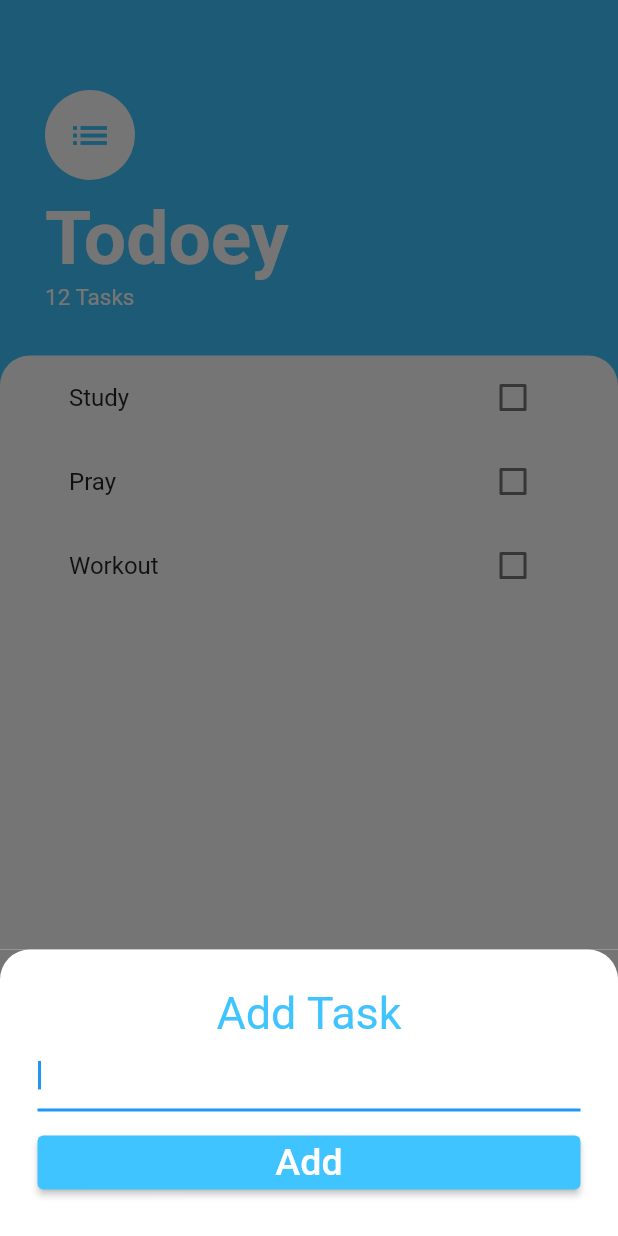
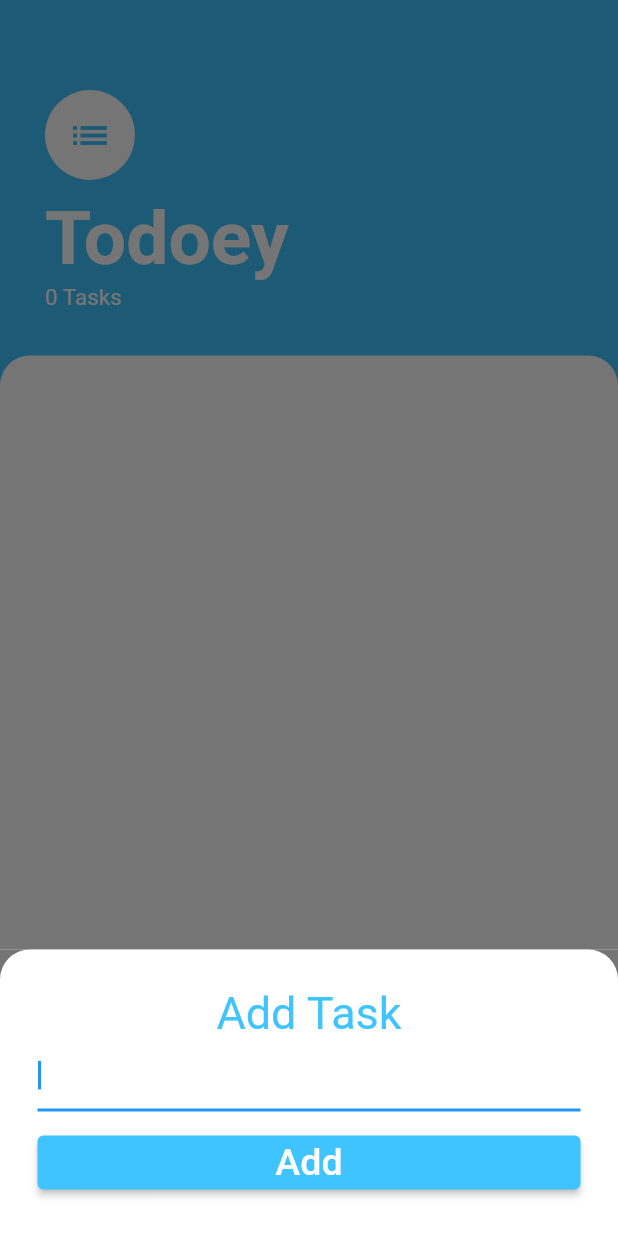
Before and after one commit to MagedGDEV/flutterApps, a Flutter app: the screen it shows after launch, after a tap on the "add" icon, on a phone screen of 412 x 824 dp. Run offline on Flutter 3.47's test engine with Material 2 defaults, Android fonts, the phone set to English and light mode, and no system bars.

Commit message:
Finish todoey

```diff
--- a/todoey/lib/main.dart
+++ b/todoey/lib/main.dart
@@ -1,4 +1,6 @@
 import 'package:flutter/material.dart';
+import 'package:provider/provider.dart';
+import 'package:todoey/tasks_provider.dart';
 import 'screens/tasks_screen.dart';
 
 void main() => runApp(const MyApp());
@@ -8,8 +10,13 @@ class MyApp extends StatelessWidget {
 
   @override
   Widget build(BuildContext context) {
-    return const MaterialApp(
-      home: TasksScreen(),
+    return ChangeNotifierProvider(
+      create: (_) => TasksProvider(),
+      builder: (context, child) {
+        return const MaterialApp(
+          home: TasksScreen(),
+        );
+      },
     );
   }
 }
--- a/todoey/lib/screens/add_task_screen.dart
+++ b/todoey/lib/screens/add_task_screen.dart
@@ -1,10 +1,12 @@
 import 'package:flutter/material.dart';
+import 'package:provider/provider.dart';
+import 'package:todoey/models/task.dart';
+import 'package:todoey/tasks_provider.dart';
 
 class AddTask extends StatelessWidget {
-  const AddTask({super.key});
-
   @override
   Widget build(BuildContext context) {
+    String? taskName;
     return Container(
       color: const Color(0xFF757575),
       child: Container(
@@ -27,14 +29,22 @@ class AddTask extends StatelessWidget {
                 fontSize: 30,
               ),
             ),
-            const TextField(
+            TextField(
               autofocus: true,
+              onChanged: (value) {
+                taskName = value;
+              },
             ),
             const SizedBox(
               height: 10,
             ),
             ElevatedButton(
-              onPressed: () {},
+              onPressed: () {
+                if (taskName != null) {
+                  context.read<TasksProvider>().addNewTask(taskName!);
+                }
+                Navigator.pop(context);
+              },
               style: ElevatedButton.styleFrom(
                 backgroundColor: Colors.lightBlueAccent,
               ),
--- a/todoey/lib/screens/tasks_screen.dart
+++ b/todoey/lib/screens/tasks_screen.dart
@@ -1,24 +1,31 @@
 import 'package:flutter/material.dart';
 import 'package:todoey/widget/tasks_list.dart';
 import 'add_task_screen.dart';
+import 'package:provider/provider.dart';
+import 'package:todoey/tasks_provider.dart';
 
-class TasksScreen extends StatelessWidget {
+class TasksScreen extends StatefulWidget {
   const TasksScreen({super.key});
 
+  @override
+  State<TasksScreen> createState() => _TasksScreenState();
+}
+
+class _TasksScreenState extends State<TasksScreen> {
   @override
   Widget build(BuildContext context) {
     return Scaffold(
       backgroundColor: Colors.lightBlueAccent,
       floatingActionButton: FloatingActionButton(
-        onPressed: () {
-          showModalBottomSheet(
+        onPressed: () async {
+          await showModalBottomSheet(
             context: context,
             isScrollControlled: true,
             builder: (context) => SingleChildScrollView(
               child: Padding(
                 padding: EdgeInsets.only(
                     bottom: MediaQuery.of(context).viewInsets.bottom),
-                child: const AddTask(),
+                child: AddTask(),
               ),
             ),
           );
@@ -34,10 +41,10 @@ class TasksScreen extends StatelessWidget {
           Container(
             padding:
                 const EdgeInsets.only(top: 60, bottom: 30, right: 30, left: 30),
-            child: const Column(
+            child: Column(
               crossAxisAlignment: CrossAxisAlignment.start,
               children: [
-                CircleAvatar(
+                const CircleAvatar(
                   backgroundColor: Colors.white,
                   radius: 30,
                   child: Icon(
@@ -46,10 +53,10 @@ class TasksScreen extends StatelessWidget {
                     color: Colors.lightBlueAccent,
                   ),
                 ),
-                SizedBox(
+                const SizedBox(
                   height: 10,
                 ),
-                Text(
+                const Text(
                   'Todoey',
                   style: TextStyle(
                     fontSize: 50,
@@ -58,8 +65,8 @@ class TasksScreen extends StatelessWidget {
                   ),
                 ),
                 Text(
-                  '12 Tasks',
-                  style: TextStyle(
+                  '${Provider.of<TasksProvider>(context).tasks.length} Tasks',
+                  style: const TextStyle(
                     fontSize: 15,
                     color: Colors.white,
                   ),
--- /dev/null
+++ b/todoey/lib/tasks_provider.dart
@@ -0,0 +1,27 @@
+import 'dart:collection';
+import 'package:flutter/foundation.dart';
+import 'models/task.dart';
+
+class TasksProvider extends ChangeNotifier {
+  final List<Task> _tasks = [];
+
+  UnmodifiableListView<Task> get tasks {
+    return UnmodifiableListView(_tasks);
+  }
+
+  void addNewTask(String taskTitle) {
+    final newTask = Task(name: taskTitle);
+    _tasks.add(newTask);
+    notifyListeners();
+  }
+
+  void taskPressed(int index) {
+    _tasks[index].toggleDone();
+    notifyListeners();
+  }
+
+  void deleteTask(int index) {
+    _tasks.removeAt(index);
+    notifyListeners();
+  }
+}
--- a/todoey/lib/widget/task_tile.dart
+++ b/todoey/lib/widget/task_tile.dart
@@ -4,15 +4,20 @@ class TaskTile extends StatelessWidget {
   final bool isChecked;
   final String taskTitle;
   final Function(bool?) checkboxCallBack;
+  final Function() longPressCallBack;
 
-  TaskTile(
-      {required this.taskTitle,
+  const TaskTile({
+    super.key,
+    required this.taskTitle,
     required this.isChecked,
-      required this.checkboxCallBack});
+    required this.checkboxCallBack,
+    required this.longPressCallBack,
+  });
 
   @override
   Widget build(BuildContext context) {
     return ListTile(
+      onLongPress: longPressCallBack,
       title: Text(
         taskTitle,
         style: TextStyle(
@@ -22,6 +27,7 @@ class TaskTile extends StatelessWidget {
       trailing: Checkbox(
         value: isChecked,
         onChanged: checkboxCallBack,
-        ));
+      ),
+    );
   }
 }
--- a/todoey/lib/widget/tasks_list.dart
+++ b/todoey/lib/widget/tasks_list.dart
@@ -1,36 +1,30 @@
 import 'package:flutter/material.dart';
 import 'package:todoey/widget/task_tile.dart';
-import 'package:todoey/models/task.dart';
+import 'package:provider/provider.dart';
+import 'package:todoey/tasks_provider.dart';
 
-class TasksList extends StatefulWidget {
-  const TasksList({
-    super.key,
-  });
-
-  @override
-  State<TasksList> createState() => _TasksListState();
-}
-
-class _TasksListState extends State<TasksList> {
-  List<Task> tasks = [
-    Task(name: 'Study'),
-    Task(name: 'Pray'),
-    Task(name: 'Workout'),
-  ];
+class TasksList extends StatelessWidget {
+  const TasksList({super.key});
   @override
   Widget build(BuildContext context) {
-    return ListView.builder(
-      itemBuilder: (context, index) {
-        return TaskTile(
-            taskTitle: tasks[index].name,
-            isChecked: tasks[index].isDone,
-            checkboxCallBack: (bool? checked) {
-              setState(() {
-                tasks[index].toggleDone();
-              });
-            });
+    return Consumer<TasksProvider>(
+      builder: (BuildContext context, data, Widget? child) {
+        return ListView.builder(
+          itemBuilder: (context, index) {
+            return TaskTile(
+              taskTitle: data.tasks[index].name,
+              isChecked: data.tasks[index].isDone,
+              checkboxCallBack: (bool? checked) {
+                data.taskPressed(index);
+              },
+              longPressCallBack: () {
+                data.deleteTask(index);
+              },
+            );
+          },
+          itemCount: data.tasks.length,
+        );
       },
-      itemCount: tasks.length,
     );
   }
 }
--- a/todoey/pubspec.yaml
+++ b/todoey/pubspec.yaml
@@ -35,6 +35,7 @@ dependencies:
   # The following adds the Cupertino Icons font to your application.
   # Use with the CupertinoIcons class for iOS style icons.
   cupertino_icons: ^1.0.2
+  provider: ^6.0.5
 
 dev_dependencies:
   flutter_test:
```
Also changed, not shown: todoey/pubspec.lock, 4 other files. Lines whose indentation alone changed are shown as unchanged.
